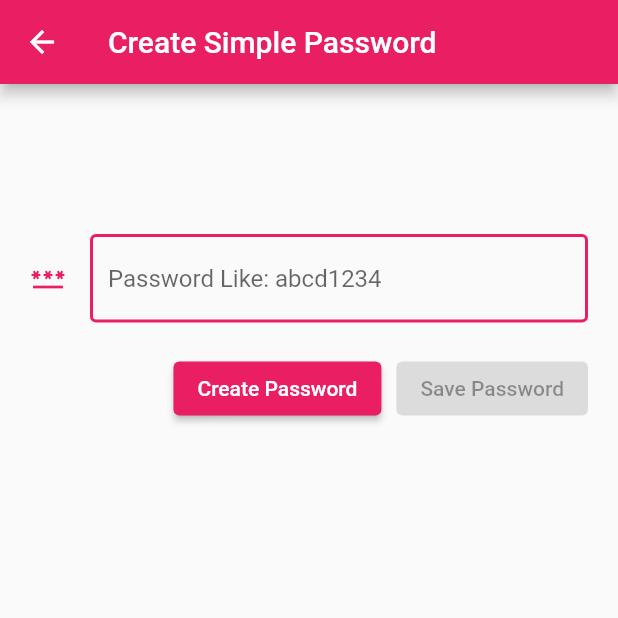
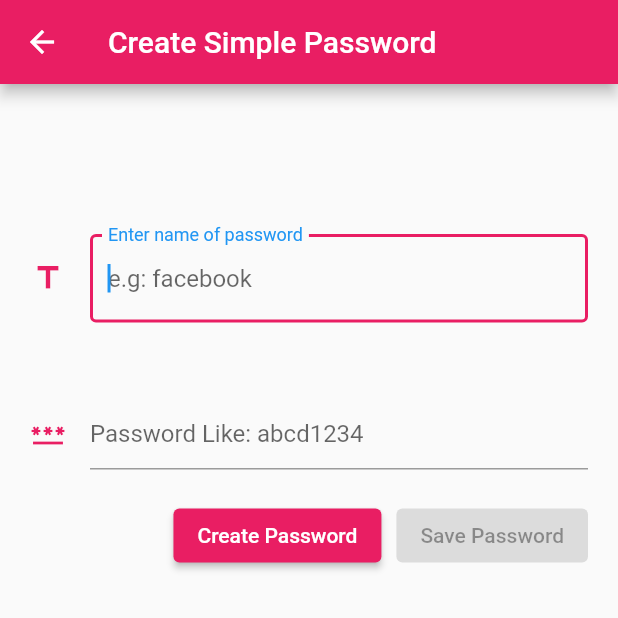
Before and after one commit to sohailsabir/FA19-BCS-016, a Flutter app: the SimplePasswordScreen screen opened directly, on a phone screen of 412 x 824 dp, the top half of it. Run offline on Flutter 3.47's test engine with Material 2 defaults, Android fonts, the phone set to English and light mode, and no system bars; our stand-ins replace audioplayers, cloud_firestore, firebase_core, firebase_database, flutter_colorpicker, flutter_spinkit and 2 more; missing offline and left inert: dialog_alert, flutter_animated_button, splash_screen_view; accounts and stored records are empty.

Commit message:
Make some change in app

```diff
--- a/lab_mid_pocket_password_diary/lib/UI/simplePasswordScreen.dart
+++ b/lab_mid_pocket_password_diary/lib/UI/simplePasswordScreen.dart
@@ -12,6 +12,7 @@ class SimplePasswordScreen extends StatefulWidget {
 
 class _SimplePasswordScreenState extends State<SimplePasswordScreen> {
   TextEditingController GeneratePassword=new TextEditingController();
+  TextEditingController text=new TextEditingController();
   String passworda()
   {
     const characters = 'AaBbCcDdEeFfGgHhIiJjKkLlMmNnOoPpQqRrSsTtUuVvWwXxYyZz';
@@ -51,6 +52,26 @@ class _SimplePasswordScreenState extends State<SimplePasswordScreen> {
         padding: EdgeInsets.fromLTRB(20, 100, 20, 20),
         child: Column(
           children: [
+            TextField(
+
+              controller: text,
+              autofocus: true,
+              decoration: InputDecoration(
+                label: Text("Enter name of password"),
+                  focusedBorder: OutlineInputBorder(
+                    borderSide: BorderSide(color: Colors.pink,
+                        width: 2.0),
+                  ),
+                  hintText: "e.g: facebook",
+                  icon: Icon(
+                    Icons.title,
+                    color: Colors.pink,
+                  )
+              ),
+            ),
+            SizedBox(
+              height: 50.0,
+            ),
             TextField(
 
               controller: GeneratePassword,
@@ -95,7 +116,7 @@ class _SimplePasswordScreenState extends State<SimplePasswordScreen> {
                   onPressed: check==false?null:()async{
                     await FirebaseFirestore.instance.collection("PasswordBD").add({
                       'password':GeneratePassword.text,
-                      'name':'Weak Password',
+                      'name':text.text,
                     }).then((value) {
                       print(value.id);
                       setState(() {
```
Also changed, not shown: lab_mid_pocket_password_diary/lib/UI/ToughPasswordScreen.dart (+21 -1 lines).
